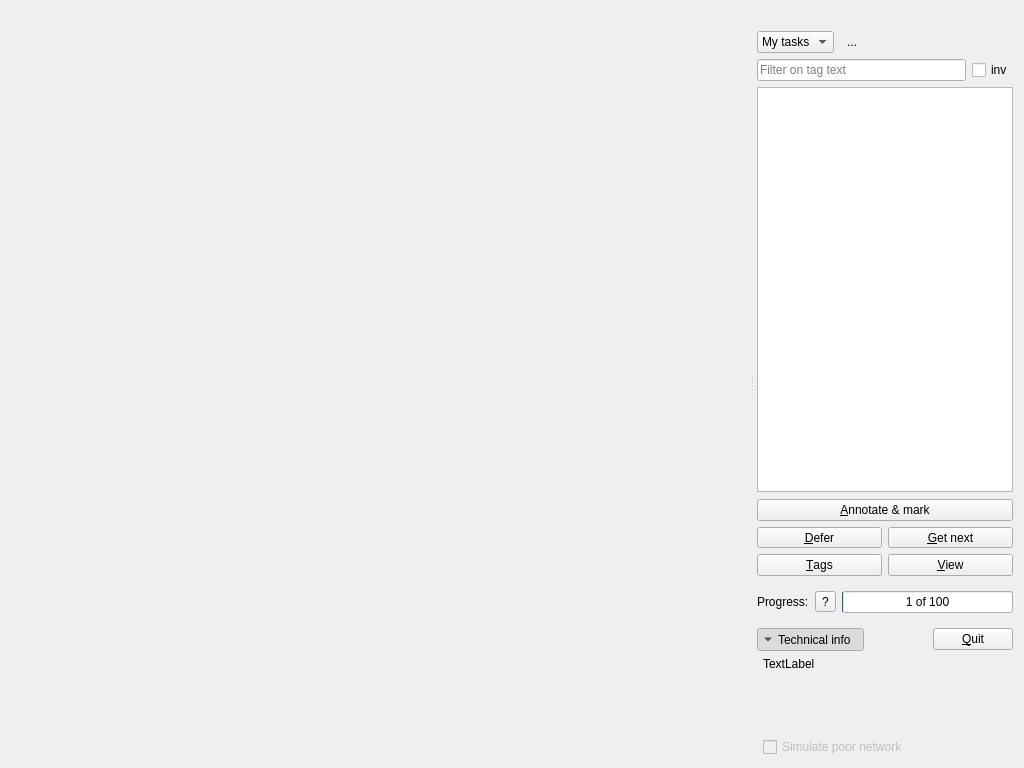
Above: plomclient/client/ui_files/marker.ui from plomgrading/plom-client before the change. Below: the same form after it.
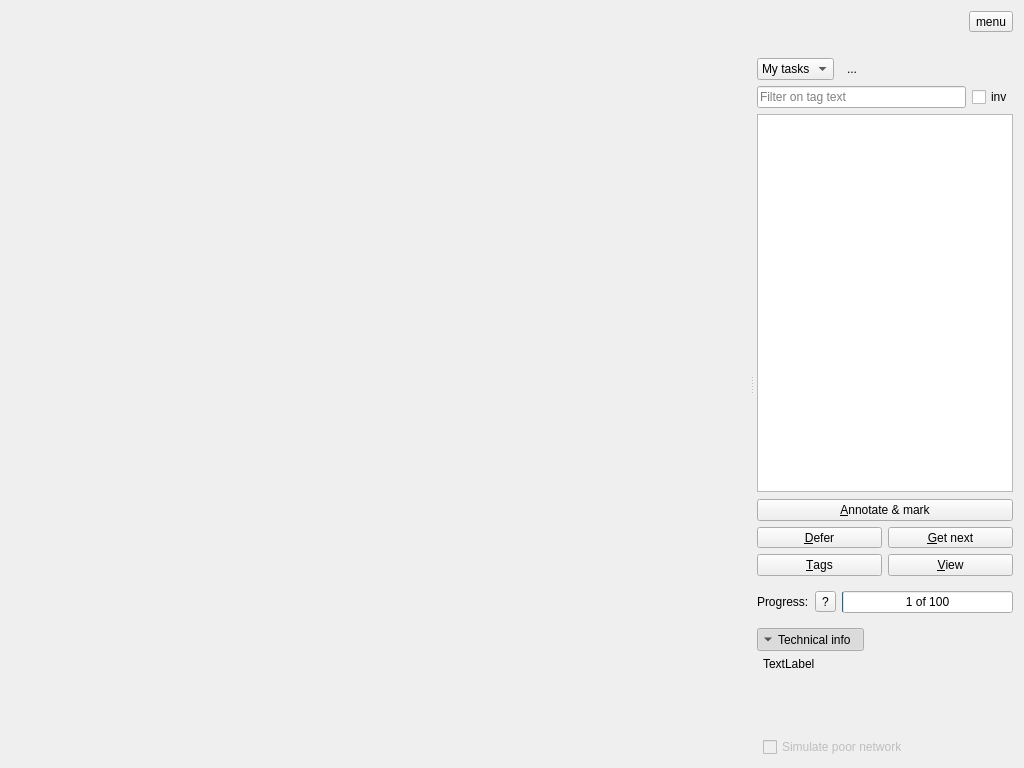
That is the form after the change. Custom widgets are drawn as their Qt base class.

Commit message: Quit button to new menu

```diff
--- a/plomclient/client/ui_files/marker.ui
+++ b/plomclient/client/ui_files/marker.ui
@@ -74,6 +74,44 @@
        <property name="bottomMargin">
         <number>0</number>
        </property>
+       <item>
+        <widget class="QFrame" name="frame_2">
+         <layout class="QHBoxLayout" name="horizontalLayout_4">
+          <property name="leftMargin">
+           <number>0</number>
+          </property>
+          <property name="topMargin">
+           <number>0</number>
+          </property>
+          <property name="rightMargin">
+           <number>0</number>
+          </property>
+          <property name="bottomMargin">
+           <number>0</number>
+          </property>
+          <item>
+           <spacer name="horizontalSpacer_3">
+            <property name="orientation">
+             <enum>Qt::Orientation::Horizontal</enum>
+            </property>
+            <property name="sizeHint" stdset="0">
+             <size>
+              <width>0</width>
+              <height>20</height>
+             </size>
+            </property>
+           </spacer>
+          </item>
+          <item>
+           <widget class="QToolButton" name="hamMenuButton">
+            <property name="text">
+             <string>menu</string>
+            </property>
+           </widget>
+          </item>
+         </layout>
+        </widget>
+       </item>
        <item>
         <widget class="QLabel" name="labelTasks">
          <property name="text">
@@ -404,16 +442,6 @@
             </property>
            </spacer>
           </item>
-          <item>
-           <widget class="QPushButton" name="closeButton">
-            <property name="focusPolicy">
-             <enum>Qt::FocusPolicy::NoFocus</enum>
-            </property>
-            <property name="text">
-             <string>&amp;Quit</string>
-            </property>
-           </widget>
-          </item>
          </layout>
         </widget>
        </item>
```
Left out of the diff: 1 changed line with no effect on the pictures. The commit also changes 2 other files.
